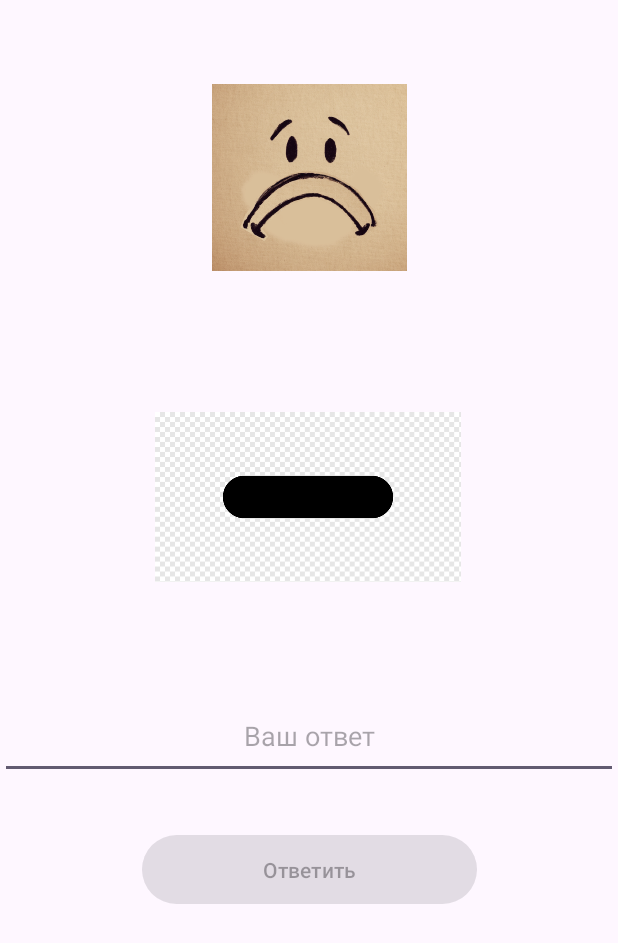
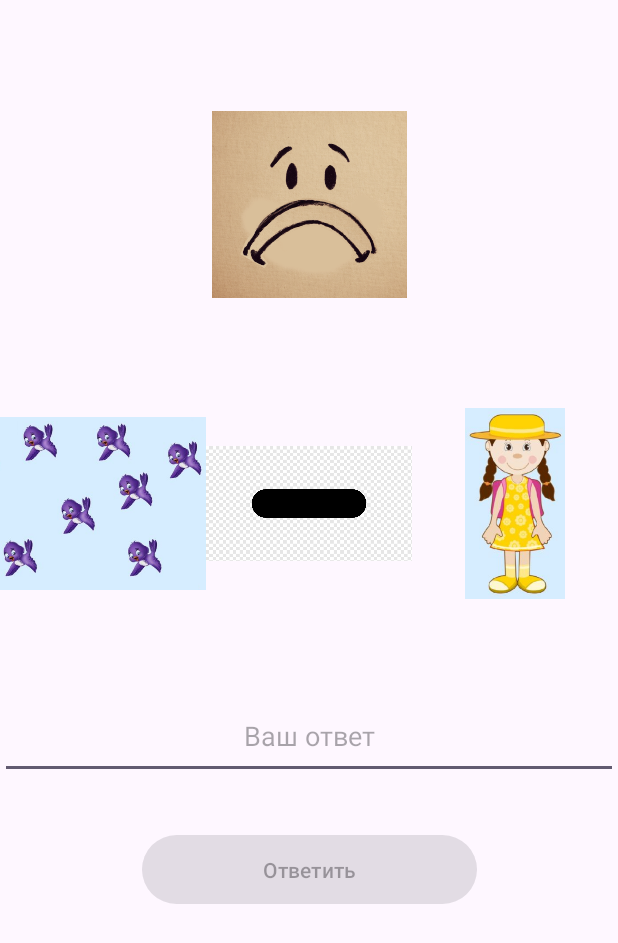
Before and after one commit to Hanikorm/NumberGame, an Android app: the screen it shows after launch (MainActivity), after a tap on "Ответить", on a phone screen of 412 x 824 dp. Shown: the top 943 px of the screen. Run offline under Robolectric (Android 15) with nearby library versions, the phone set to English and light mode, and no system bars.

Commit message:
игра подсчёт

```diff
--- a/app/src/main/java/com/hanikorm/game/MainActivity.kt
+++ b/app/src/main/java/com/hanikorm/game/MainActivity.kt
@@ -14,39 +14,44 @@ import kotlin.random.Random
 
 class MainActivity : AppCompatActivity() {
     private var trueAns = 0
-    private var errorCount = 0 // Счетчик ошибок
+    private var errorCount = 0
     private lateinit var mediaPlayer: MediaPlayer
-    private val mess = arrayOf(R.raw.yes, R.raw.r1, R.raw.r2, R.raw.r3, R.raw.r4, R.raw.r5, R.raw.r6, R.raw.r7, R.raw.r8, R.raw.r9, R.raw.error)
-    private val images = arrayOf(R.drawable.prozt, R.drawable.n1, R.drawable.n2, R.drawable.n3, R.drawable.n4, R.drawable.n5, R.drawable.n6, R.drawable.n7, R.drawable.n8, R.drawable.n9)
-    private val operatorImages = arrayOf(R.drawable.plus, R.drawable.minus) // Изображения знаков + и -
+    private val mess = arrayOf(
+        R.raw.yes, R.raw.r1, R.raw.r2, R.raw.r3, R.raw.r4,
+        R.raw.r5, R.raw.r6, R.raw.r7, R.raw.r8, R.raw.r9, R.raw.error
+    )
+    private val images = arrayOf(
+        R.drawable.prozt, R.drawable.n1, R.drawable.n2, R.drawable.n3,
+        R.drawable.n4, R.drawable.n5, R.drawable.n6, R.drawable.n7,
+        R.drawable.n8, R.drawable.n9
+    )
+    private val operatorImages = arrayOf(R.drawable.plus, R.drawable.minus)
 
     override fun onCreate(savedInstanceState: Bundle?) {
         super.onCreate(savedInstanceState)
         enableEdgeToEdge()
         setContentView(R.layout.activity_main)
 
-        val imageViewNumber = findViewById<ImageView>(R.id.imageViewNumber)
         val imageViewSmile = findViewById<ImageView>(R.id.imageViewSmile)
         val textViewP = findViewById<TextView>(R.id.textViewP)
         val buttonOk = findViewById<Button>(R.id.buttonOK)
 
-        generateRandomExpression() // Генерация случайного выражения
+        generateRandomExpression()
 
         buttonOk.setOnClickListener {
             val userAnswer = textViewP.text.toString().toIntOrNull()
 
-            // Проверка верного ответа
             if (userAnswer == trueAns) {
-                errorCount = 0  // Сброс счётчика ошибок
+                errorCount = 0
                 imageViewSmile.setImageResource(R.drawable.notbadsmile)
                 playSound(R.raw.yes)
-                generateRandomExpression() // Генерация нового выражения
+                generateRandomExpression()
             } else {
                 errorCount++
                 handleIncorrectAnswer()
-                buttonOk.isEnabled = false // Блокируем кнопку на 3 секунды
+                buttonOk.isEnabled = false
 
-                val delay = if (errorCount >= 3) 30000L else 3000L // Задержка 15 секунд после 3 ошибок, иначе 3 секунды
+                val delay = if (errorCount >= 3) 30000L else 5000L
 
                 Handler(Looper.getMainLooper()).postDelayed({
                     nextNumber()
@@ -57,7 +62,10 @@ class MainActivity : AppCompatActivity() {
     }
 
     private fun generateRandomExpression() {
-        val imageViewNumber = findViewById<ImageView>(R.id.imageViewNumber)
+        val imageViewNumber1 = findViewById<ImageView>(R.id.imageViewNumber)
+        val imageViewOperator = findViewById<ImageView>(R.id.znac)
+        val imageViewNumber2 = findViewById<ImageView>(R.id.imageViewNumber2)
+
         val randomOperator = Random.nextBoolean()
         var num1: Int
         var num2: Int
@@ -68,17 +76,22 @@ class MainActivity : AppCompatActivity() {
             trueAns = if (randomOperator) num1 + num2 else num1 - num2
         } while (trueAns < 1 || trueAns > 9)
 
+        // Установка первого числа
+        imageViewNumber1.setImageResource(images[num1])
 
-        imageViewNumber.setImageResource(images[num1])
+        // Установка оператора
+        imageViewOperator.setImageResource(
+            if (randomOperator) operatorImages[0] else operatorImages[1]
+        )
 
+        // Установка второго числа
+        imageViewNumber2.setImageResource(images[num2])
 
-        Handler(Looper.getMainLooper()).postDelayed({
-            imageViewNumber.setImageResource(if (randomOperator) operatorImages[0] else operatorImages[1])
-
-            Handler(Looper.getMainLooper()).postDelayed({
-                imageViewNumber.setImageResource(images[num2])
-            }, 5000)
-        }, 5000)
+        // Обновление UI после короткой задержки, если необходимо
+        /*
+        Если вы хотите отображать элементы последовательно с задержкой, можно использовать Handler,
+        но это усложнит интерфейс. В данном примере все элементы отображаются одновременно.
+        */
     }
 
     private fun handleIncorrectAnswer() {
@@ -86,11 +99,9 @@ class MainActivity : AppCompatActivity() {
         imageViewSmile.setImageResource(R.drawable.badsmail)
 
         if (errorCount >= 3) {
-            // После 3 ошибок проигрываем звук ошибки
             playSound(R.raw.error)
         } else {
-            // Иначе проигрываем звук, соответствующий числу на изображении
-            playSound(mess[trueAns])
+            playSound(R.raw.errrr)
         }
     }
 
@@ -100,7 +111,7 @@ class MainActivity : AppCompatActivity() {
 
         imageViewSmile.setImageResource(R.drawable.prozt)
         textViewP.text = ""
-        generateRandomExpression() // Генерация нового выражения
+        generateRandomExpression()
     }
 
     private fun playSound(soundResId: Int) {
--- a/app/src/main/res/layout/activity_main.xml
+++ b/app/src/main/res/layout/activity_main.xml
@@ -19,14 +19,39 @@
 
     <ImageView
         android:id="@+id/imageViewNumber"
-        android:layout_width="204dp"
-        android:layout_height="189dp"
+        android:layout_width="0dp"
+        android:layout_height="127dp"
+        app:layout_constraintBottom_toTopOf="@+id/textViewP"
+        app:layout_constraintEnd_toStartOf="@+id/znac"
+        app:layout_constraintHorizontal_bias="0.5"
+        app:layout_constraintHorizontal_chainStyle="spread"
+        app:layout_constraintStart_toStartOf="parent"
+        app:layout_constraintTop_toTopOf="parent"
+        app:layout_constraintVertical_bias="0.813"
+        app:srcCompat="@drawable/n2" />
+
+    <ImageView
+        android:id="@+id/znac"
+        android:layout_width="0dp"
+        android:layout_height="127dp"
+        app:layout_constraintBottom_toTopOf="@+id/textViewP"
+        app:layout_constraintEnd_toStartOf="@+id/imageViewNumber2"
+        app:layout_constraintHorizontal_bias="0.5"
+        app:layout_constraintStart_toEndOf="@+id/imageViewNumber"
+        app:layout_constraintTop_toTopOf="parent"
+        app:layout_constraintVertical_bias="0.813"
+        app:srcCompat="@drawable/n2" />
+
+    <ImageView
+        android:id="@+id/imageViewNumber2"
+        android:layout_width="0dp"
+        android:layout_height="127dp"
         app:layout_constraintBottom_toTopOf="@+id/textViewP"
         app:layout_constraintEnd_toEndOf="parent"
-        app:layout_constraintHorizontal_bias="0.497"
-        app:layout_constraintStart_toStartOf="parent"
+        app:layout_constraintHorizontal_bias="0.5"
+        app:layout_constraintStart_toEndOf="@+id/znac"
         app:layout_constraintTop_toTopOf="parent"
-        app:layout_constraintVertical_bias="0.867"
+        app:layout_constraintVertical_bias="0.813"
         app:srcCompat="@drawable/n2" />
 
     <EditText
```
